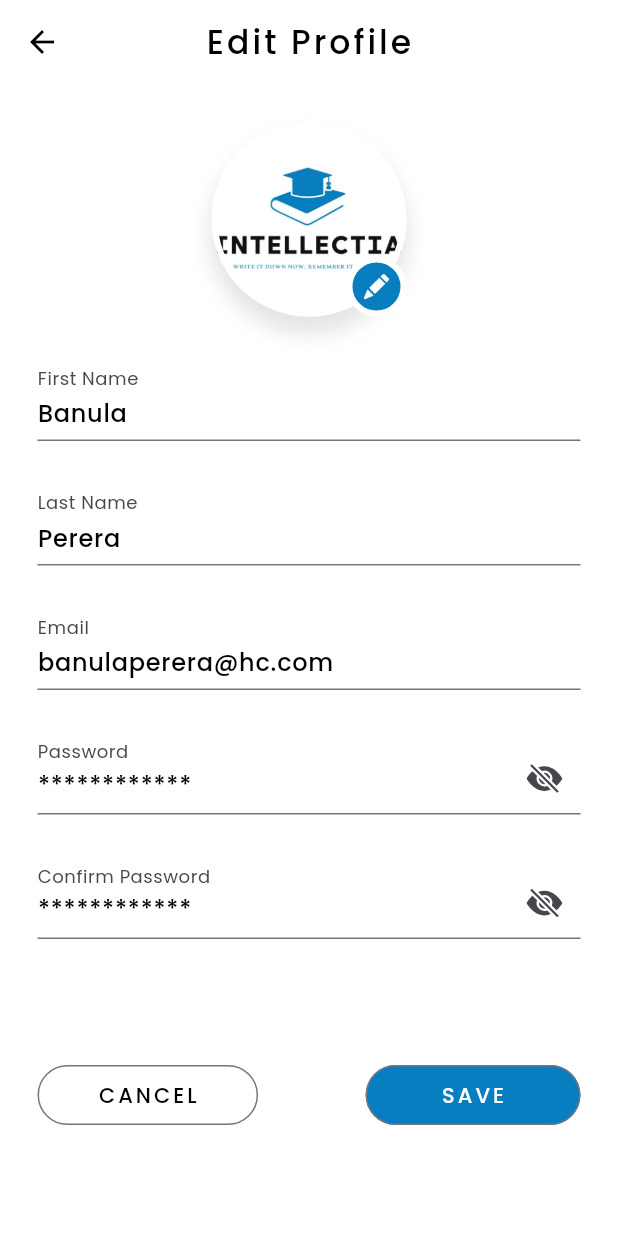
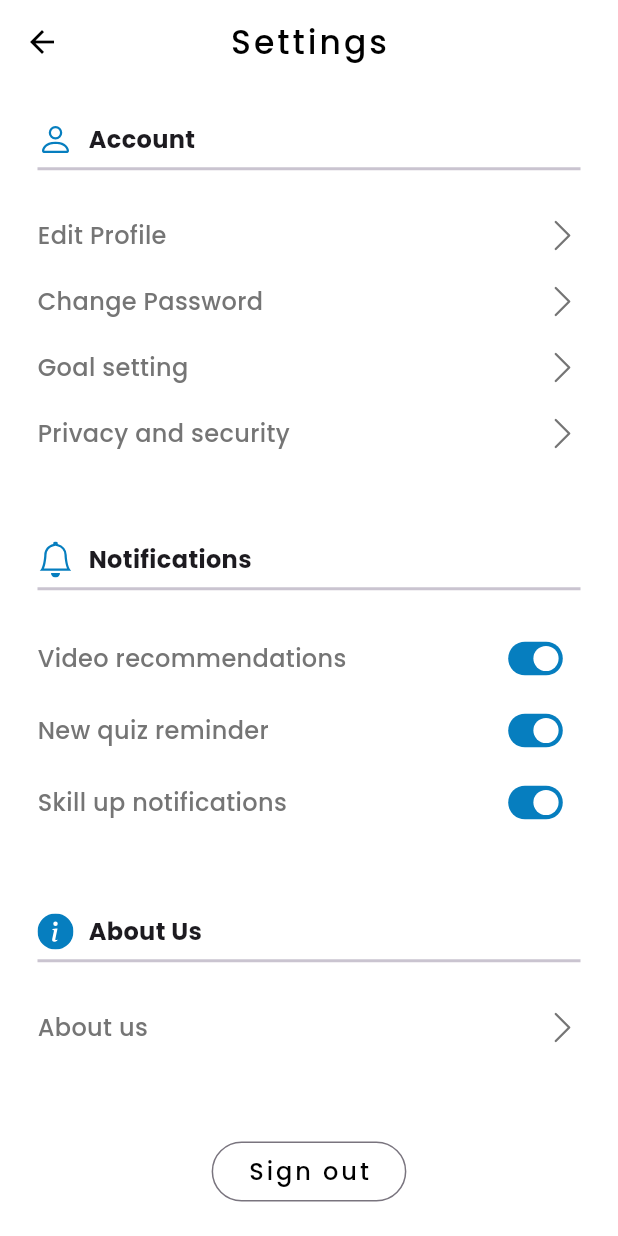
Before and after one commit to banulaperera/Intellectia-Mobile-App-SDGP, a Flutter app: the UserProfile screen opened directly, after a tap on an icon or button, on a phone screen of 412 x 824 dp. Run offline on Flutter 3.47's test engine with Material 3 defaults, Android fonts, the phone set to English and light mode, and no system bars; our stand-ins replace bootstrap_icons, fl_chart, flutter_slidable.

Commit message:
completed main settings page

```diff
--- /dev/null
+++ b/client/lib/screens/setting_screen/main_setting_page.dart
@@ -0,0 +1,201 @@
+import 'package:bootstrap_icons/bootstrap_icons.dart';
+import 'package:flutter/Material.dart';
+
+import '../../constants.dart';
+import 'account_setting.dart';
+
+class MainSettingPage extends StatefulWidget {
+  const MainSettingPage({super.key});
+
+  @override
+  State<MainSettingPage> createState() => _MainSettingPageState();
+}
+
+class _MainSettingPageState extends State<MainSettingPage> {
+  @override
+  Widget build(BuildContext context) {
+    return Scaffold(
+      appBar: AppBar(
+        foregroundColor: Colors.black,
+        centerTitle: true,
+        backgroundColor: kBackgroundColor,
+        scrolledUnderElevation: 0.0,
+        title: const Text(
+          'Settings',
+          style: TextStyle(
+            fontSize: appBarTitleSize,
+            fontWeight: FontWeight.w500,
+            letterSpacing: 2,
+          ),
+        ),
+      ),
+      body: Container(
+        padding: const EdgeInsets.only(
+          top: 25,
+          left: 25,
+          right: 25,
+        ),
+        child: ListView(
+          children: [
+            const Row(
+              children: [
+                Icon(
+                  BootstrapIcons.person,
+                  color: kPrimaryColor,
+                ),
+                SizedBox(
+                  width: 10,
+                ),
+                Text(
+                  'Account',
+                  style: TextStyle(fontSize: 16, fontWeight: FontWeight.bold),
+                )
+              ],
+            ),
+            const Divider(
+              height: 15,
+              thickness: 2,
+            ),
+            const SizedBox(
+              height: 15,
+            ),
+            buildAccountSettingOption(
+                context, 'Edit Profile', const AccountSetting()),
+            buildAccountSettingOption(
+                context, 'Change Password', const AccountSetting()),
+            buildAccountSettingOption(
+                context, 'Goal setting', const AccountSetting()),
+            buildAccountSettingOption(
+                context, 'Privacy and security', const AccountSetting()),
+            const SizedBox(
+              height: 50,
+            ),
+            const Row(
+              children: [
+                Icon(
+                  BootstrapIcons.bell,
+                  color: kPrimaryColor,
+                ),
+                SizedBox(
+                  width: 10,
+                ),
+                Text(
+                  'Notifications',
+                  style: TextStyle(fontSize: 16, fontWeight: FontWeight.bold),
+                )
+              ],
+            ),
+            const Divider(
+              height: 15,
+              thickness: 2,
+            ),
+            const SizedBox(
+              height: 15,
+            ),
+            buildNotificationOption('Video recommendations'),
+            buildNotificationOption('New quiz reminder'),
+            buildNotificationOption('Skill up notifications'),
+            const SizedBox(
+              height: 50,
+            ),
+            const Row(
+              children: [
+                Icon(
+                  BootstrapIcons.info_circle_fill,
+                  color: kPrimaryColor,
+                ),
+                SizedBox(
+                  width: 10,
+                ),
+                Text(
+                  'About Us',
+                  style: TextStyle(fontSize: 16, fontWeight: FontWeight.bold),
+                )
+              ],
+            ),
+            const Divider(
+              height: 15,
+              thickness: 2,
+            ),
+            const SizedBox(
+              height: 15,
+            ),
+            buildAccountSettingOption(
+                context, 'About us', const AccountSetting()),
+            const SizedBox(
+              height: 50,
+            ),
+            Center(
+              child: OutlinedButton(
+                onPressed: () {},
+                child: const Text(
+                  'Sign out',
+                  style: TextStyle(
+                    fontSize: 16,
+                    letterSpacing: 2,
+                    color: Colors.black,
+                  ),
+                ),
+              ),
+            ),
+          ],
+        ),
+      ),
+    );
+  }
+
+  Row buildNotificationOption(String title) {
+    return Row(
+      mainAxisAlignment: MainAxisAlignment.spaceBetween,
+      children: [
+        Text(
+          title,
+          style: TextStyle(
+            fontSize: 16,
+            fontWeight: FontWeight.w500,
+            color: Colors.grey[600],
+          ),
+        ),
+        Transform.scale(
+          scale: 0.7,
+          child: Switch(
+              value: true,
+              activeTrackColor: kPrimaryColor,
+              onChanged: (bool value) {}),
+        )
+      ],
+    );
+  }
+
+  GestureDetector buildAccountSettingOption(
+      BuildContext context, String title, Widget widget) {
+    return GestureDetector(
+      onTap: () {
+        Navigator.push(
+          context,
+          MaterialPageRoute(builder: (context) => widget),
+        );
+      },
+      child: Padding(
+        padding: const EdgeInsets.symmetric(vertical: 10),
+        child: Row(
+          mainAxisAlignment: MainAxisAlignment.spaceBetween,
+          children: [
+            Text(
+              title,
+              style: TextStyle(
+                fontSize: 16,
+                fontWeight: FontWeight.w500,
+                color: Colors.grey[600],
+              ),
+            ),
+            Icon(
+              BootstrapIcons.chevron_right,
+              color: Colors.grey[600],
+            )
+          ],
+        ),
+      ),
+    );
+  }
+}
--- a/client/lib/screens/user_profile/user_profile_main_screen.dart
+++ b/client/lib/screens/user_profile/user_profile_main_screen.dart
@@ -1,10 +1,11 @@
 import 'package:bootstrap_icons/bootstrap_icons.dart';
 import 'package:client/constants.dart';
-import 'package:client/screens/setting_screen/account_setting.dart';
 import 'package:client/screens/user_profile/user_profile_components/exp_bar_graph.dart';
 import 'package:client/screens/user_profile/user_profile_components/pie_chart_container.dart';
 import 'package:client/screens/user_profile/user_profile_components/user_profile_header.dart';
 import 'package:flutter/material.dart';
+
+import '../setting_screen/main_setting_page.dart';
 
 class UserProfile extends StatefulWidget {
   const UserProfile({super.key});
@@ -38,7 +39,7 @@ class _UserProfileState extends State<UserProfile> {
                 Navigator.push(
                   context,
                   MaterialPageRoute(
-                      builder: (context) => const AccountSetting()),
+                      builder: (context) => const MainSettingPage()),
                 );
               },
               child: const Row(
```
